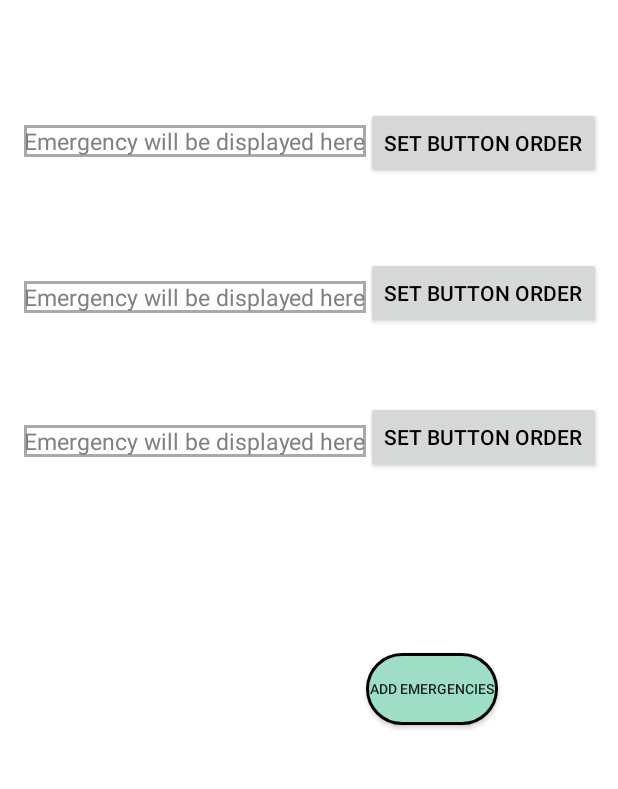
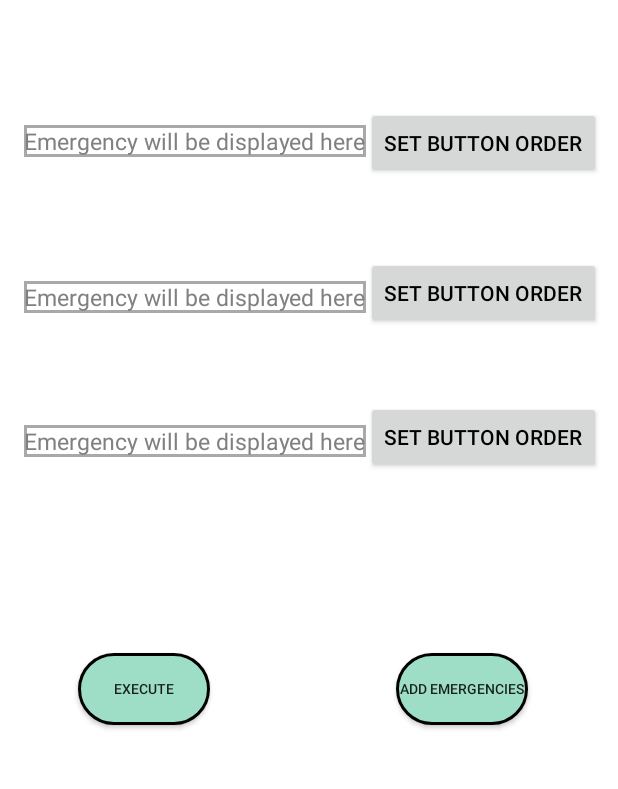
Before and after one commit to Ahaan25/RescU, an Android app: the HomeActivity screen opened directly, with no data from a screen before it, on a phone screen of 412 x 824 dp, the part 193-982 px from its top. Run offline under Robolectric (Android 15) with nearby library versions, the phone set to English and light mode, and no system bars.

Commit message:
Basic GUI

```diff
--- a/app/src/main/AndroidManifest.xml
+++ b/app/src/main/AndroidManifest.xml
@@ -1,5 +1,6 @@
 <?xml version="1.0" encoding="utf-8"?>
 <manifest xmlns:android="http://schemas.android.com/apk/res/android"
+    xmlns:tools="http://schemas.android.com/tools"
     package="com.example.projectrescu">
 
     <application
--- a/app/src/main/res/drawable/circlebutton.xml
+++ b/app/src/main/res/drawable/circlebutton.xml
@@ -10,4 +10,3 @@
         </shape>
     </item>
 </selector>
-<!--   #0288d1-->
--- a/app/src/main/res/layout/activity_home.xml
+++ b/app/src/main/res/layout/activity_home.xml
@@ -34,7 +34,7 @@
         android:id="@+id/button"
         android:layout_width="wrap_content"
         android:layout_height="wrap_content"
-        android:layout_marginStart="244dp"
+        android:layout_marginStart="264dp"
         android:layout_marginTop="564dp"
         android:background="@drawable/circlebutton"
         android:text="Add emergencies"
@@ -117,4 +117,16 @@
         app:layout_constraintStart_toStartOf="parent"
         app:layout_constraintTop_toTopOf="parent" />
 
+    <Button
+        android:id="@+id/button7"
+        android:layout_width="wrap_content"
+        android:layout_height="wrap_content"
+        android:layout_marginStart="52dp"
+        android:layout_marginTop="564dp"
+        android:text="Execute"
+        android:textSize="9dp"
+        android:background="@drawable/circlebutton"
+        app:layout_constraintStart_toStartOf="parent"
+        app:layout_constraintTop_toTopOf="parent" />
+
 </androidx.constraintlayout.widget.ConstraintLayout>
--- a/app/src/main/res/layout/activity_main.xml
+++ b/app/src/main/res/layout/activity_main.xml
@@ -13,9 +13,9 @@
         android:layout_height="wrap_content"
         app:layout_constraintBottom_toBottomOf="parent"
         app:layout_constraintEnd_toEndOf="parent"
-        app:layout_constraintHorizontal_bias="0.0"
+        app:layout_constraintHorizontal_bias="0.498"
         app:layout_constraintStart_toStartOf="parent"
         app:layout_constraintTop_toTopOf="parent"
-        app:srcCompat="@drawable/rescu" />
+        app:srcCompat="@drawable/resculaunch" />
 
 </androidx.constraintlayout.widget.ConstraintLayout>
--- a/app/src/main/res/values/themes.xml
+++ b/app/src/main/res/values/themes.xml
@@ -13,4 +13,10 @@
         <item name="android:statusBarColor" tools:targetApi="l">?attr/colorPrimaryVariant</item>
         <!-- Customize your theme here. -->
     </style>
+    <style name="Theme.ProjectRescu.NoActionBar">
+        <item name="windowActionBar">false</item>
+        <item name="windowNoTitle">true</item>
+    </style>
+    <style name="Theme.ProjectRescu.AppBarOverlay" parent="ThemeOverlay.AppCompat.Dark.ActionBar" />
+    <style name="Theme.ProjectRescu.PopupOverlay" parent="ThemeOverlay.AppCompat.Light" />
 </resources>
```
Also changed, not shown: app/build.gradle (+8 -0 lines), app/src/main/res/drawable-v24/ic_launcher_foreground.xml (deleted, +0 -30 lines), app/src/main/res/values/strings.xml (+23 -0 lines), app/src/main/res/drawable-v24/rescu.jpg (deleted), app/src/main/res/drawable/rescu.jpg (deleted), app/src/main/res/drawable/rescu.png (added), app/src/main/res/drawable/resculaunch.jpg (added).
